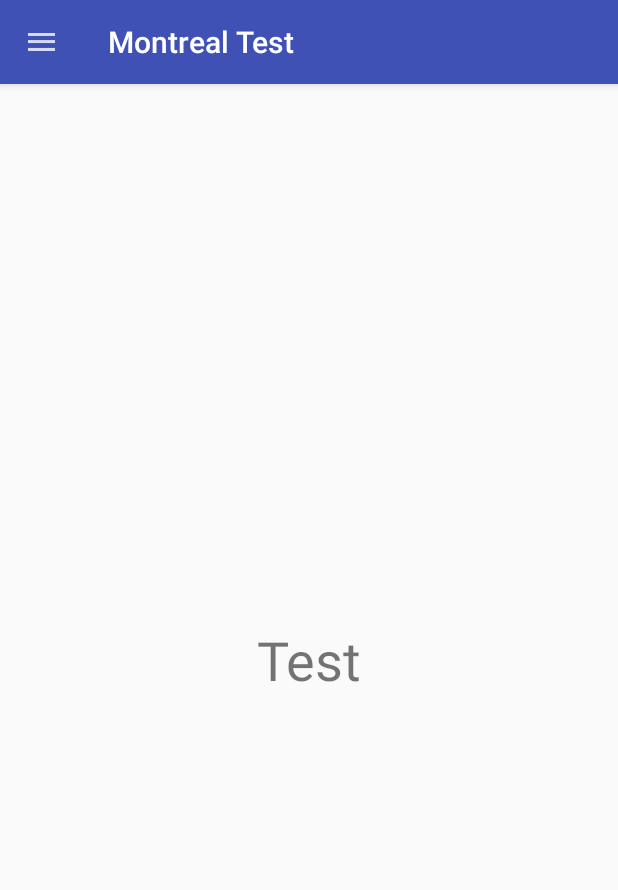
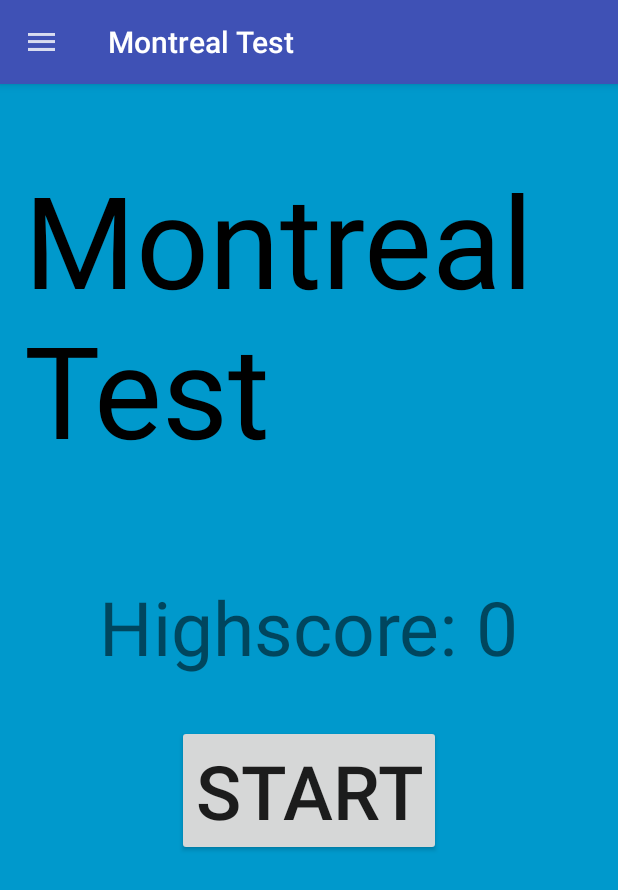
Before and after one commit to Apecpte/TraincerTT, an Android app: the fragment TestFragment placed in its activity, in the side drawer, after a tap on "Montreal Test", on a phone screen of 412 x 824 dp. Shown: the top 890 px of the screen. Run offline under Robolectric (Android 15) with nearby library versions, the phone set to English and light mode, and no system bars.

Commit message:
Empezando a hacer el Test

```diff
--- a/app/src/main/java/com/androidag/sqlitelogin/activity/Home.java
+++ b/app/src/main/java/com/androidag/sqlitelogin/activity/Home.java
@@ -206,7 +206,7 @@ public class Home extends AppCompatActivity {
         AlertDialog dialog = builder.create();
         dialog.show();
         TextView textView = (TextView) dialog.findViewById(android.R.id.message);
-        textView.setTextSize(31);
+        textView.setTextSize(30);
         dialog.getButton(AlertDialog.BUTTON_NEGATIVE).setTextSize(25);
         dialog.getButton(AlertDialog.BUTTON_POSITIVE).setTextSize(25);
         //dialog.getWindow().setLayout(600, 400);
--- a/app/src/main/java/com/androidag/sqlitelogin/fragments/HomeFragment.java
+++ b/app/src/main/java/com/androidag/sqlitelogin/fragments/HomeFragment.java
@@ -58,7 +58,8 @@ public class HomeFragment extends Fragment implements View.OnClickListener {
 
         switch (view.getId()) {
 
-            case R.id.buttonTest:fragment = new TestFragment();
+            case R.id.buttonTest:
+                fragment = new TestFragment();
                 fragmentTransaction = true;
                 break;
             case R.id.buttonFood:
--- a/app/src/main/java/com/androidag/sqlitelogin/fragments/TestFragment.java
+++ b/app/src/main/java/com/androidag/sqlitelogin/fragments/TestFragment.java
@@ -6,13 +6,17 @@ import android.support.v4.app.Fragment;
 import android.view.LayoutInflater;
 import android.view.View;
 import android.view.ViewGroup;
+import android.widget.Button;
 
 import com.androidag.sqlitelogin.R;
+import com.androidag.sqlitelogin.test.TestFragment1;
 
 /**
  * A simple {@link Fragment} subclass.
  */
-public class TestFragment extends Fragment {
+public class TestFragment extends Fragment implements View.OnClickListener {
+
+    private Button startBtn;
 
 
     public TestFragment() {
@@ -23,8 +27,38 @@ public class TestFragment extends Fragment {
     @Override
     public View onCreateView(LayoutInflater inflater, ViewGroup container,
                              Bundle savedInstanceState) {
+
+        View view = inflater.inflate(R.layout.fragment_test, container, false);
+
+        startBtn = (Button) view.findViewById(R.id.button_start_test);
+        startBtn.setOnClickListener(this);
+
         // Inflate the layout for this fragment
-        return inflater.inflate(R.layout.fragment_test, container, false);
+        return view;
     }
 
+    @Override
+    public void onClick(View view) {
+        boolean fragmentTransaction = false;
+        Fragment fragment = null;
+
+        switch (view.getId()) {
+            case R.id.button_start_test:
+                fragment = new TestFragment1();
+                fragmentTransaction = true;
+                break;
+
+        }
+        if (fragmentTransaction) {
+            changeFragment(fragment);
+        }
+    }
+
+    private void changeFragment(Fragment fragment) {
+        getFragmentManager()
+                .beginTransaction()
+                .replace(R.id.content_frame, fragment)
+                .commit();
+
+    }
 }
--- /dev/null
+++ b/app/src/main/java/com/androidag/sqlitelogin/test/TestFragment1.java
@@ -0,0 +1,30 @@
+package com.androidag.sqlitelogin.test;
+
+
+import android.os.Bundle;
+import android.support.v4.app.Fragment;
+import android.view.LayoutInflater;
+import android.view.View;
+import android.view.ViewGroup;
+
+import com.androidag.sqlitelogin.R;
+
+/**
+ * A simple {@link Fragment} subclass.
+ */
+public class TestFragment1 extends Fragment {
+
+
+    public TestFragment1() {
+        // Required empty public constructor
+    }
+
+
+    @Override
+    public View onCreateView(LayoutInflater inflater, ViewGroup container,
+                             Bundle savedInstanceState) {
+        // Inflate the layout for this fragment
+        return inflater.inflate(R.layout.fragment_test1, container, false);
+    }
+
+}
--- a/app/src/main/res/layout/fragment_test.xml
+++ b/app/src/main/res/layout/fragment_test.xml
@@ -1,16 +1,40 @@
 <?xml version="1.0" encoding="utf-8"?>
-<FrameLayout xmlns:android="http://schemas.android.com/apk/res/android"
+<RelativeLayout xmlns:android="http://schemas.android.com/apk/res/android"
+    xmlns:app="http://schemas.android.com/apk/res-auto"
     xmlns:tools="http://schemas.android.com/tools"
     android:layout_width="match_parent"
     android:layout_height="match_parent"
+    android:background="@android:color/holo_blue_dark"
+    android:padding="16dp"
     tools:context=".fragments.TestFragment">
 
-    <!-- TODO: Update blank fragment layout -->
     <TextView
-        android:layout_width="match_parent"
-        android:layout_height="match_parent"
-        android:gravity="center"
-        android:text="Test"
-        android:textSize="36dp" />
+        android:layout_width="wrap_content"
+        android:layout_height="wrap_content"
+        android:layout_centerHorizontal="true"
+        android:layout_marginTop="30dp"
+        android:text="Montreal Test"
+        android:textColor="@android:color/black"
+        android:textSize="85sp" />
 
-</FrameLayout>
+    <TextView
+        android:id="@+id/text_view_highscore"
+        android:layout_width="wrap_content"
+        android:layout_height="wrap_content"
+        android:layout_above="@id/button_start_test"
+        android:layout_centerHorizontal="true"
+        android:layout_marginBottom="32dp"
+        android:text="Highscore: 0"
+        android:textSize="50sp" />
+
+    <Button
+        android:id="@+id/button_start_test"
+        android:layout_width="wrap_content"
+        android:layout_height="wrap_content"
+        android:layout_alignParentBottom="true"
+        android:layout_centerHorizontal="true"
+        android:layout_marginBottom="237dp"
+        android:text="Start"
+        android:textSize="50sp" />
+
+</RelativeLayout>
```
Also changed, not shown: app/src/main/java/com/androidag/sqlitelogin/test/QuestionsTest.java (added, +71 -0 lines), app/src/main/java/com/androidag/sqlitelogin/test/QuizContract.java (added, +19 -0 lines), app/src/main/res/layout/fragment_test1.xml (added, +93 -0 lines).
